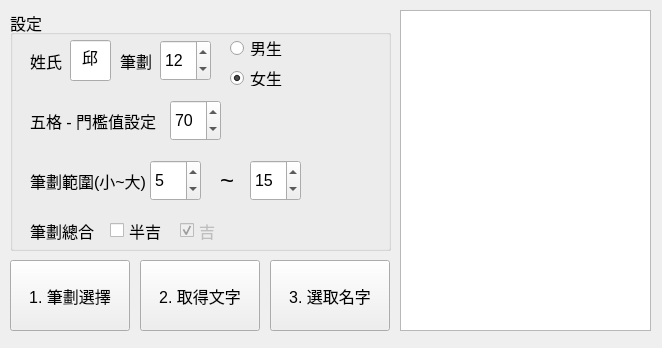
Above: Naming.ui from maticchiu/Naming before the change. Below: the same form after it.
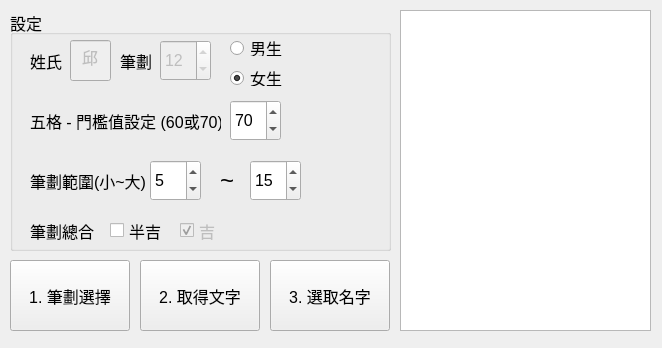
That is the form after the change.

Commit message: SelectedNameCount.txt & *.py  - rename from NameCountResult.txt  - rename NAME_COUNT_RESULT_PATH TO SELECTED_NAME_COUNT_PATH Naming.ui  - disable LastName  - add recommended on label for 5-level threshold NameCountResult.ui & NameCountResult.py  - use "selected name count" and "suggest name count" widget list and parameter to save items

What changed in the file:
```diff
--- a/Naming.ui
+++ b/Naming.ui
@@ -182,6 +182,9 @@
      </property>
     </widget>
     <widget class="QSpinBox" name="spinBox_LastNameCount">
+     <property name="enabled">
+      <bool>false</bool>
+     </property>
      <property name="geometry">
       <rect>
        <x>150</x>
@@ -218,6 +221,9 @@
      </property>
     </widget>
     <widget class="QLineEdit" name="lineEdit_LastName">
+     <property name="enabled">
+      <bool>false</bool>
+     </property>
      <property name="geometry">
       <rect>
        <x>60</x>
@@ -270,7 +276,7 @@
       <rect>
        <x>20</x>
        <y>90</y>
-       <width>131</width>
+       <width>191</width>
        <height>41</height>
       </rect>
      </property>
@@ -280,13 +286,13 @@
       </font>
      </property>
      <property name="text">
-      <string>五格 - 門檻值設定</string>
+      <string>五格 - 門檻值設定 (60或70)</string>
      </property>
     </widget>
     <widget class="QSpinBox" name="spinBox_FiveLevel_Threshold">
      <property name="geometry">
       <rect>
-       <x>160</x>
+       <x>220</x>
        <y>90</y>
        <width>51</width>
        <height>41</height>
```
The commit also changes 10 other files.
